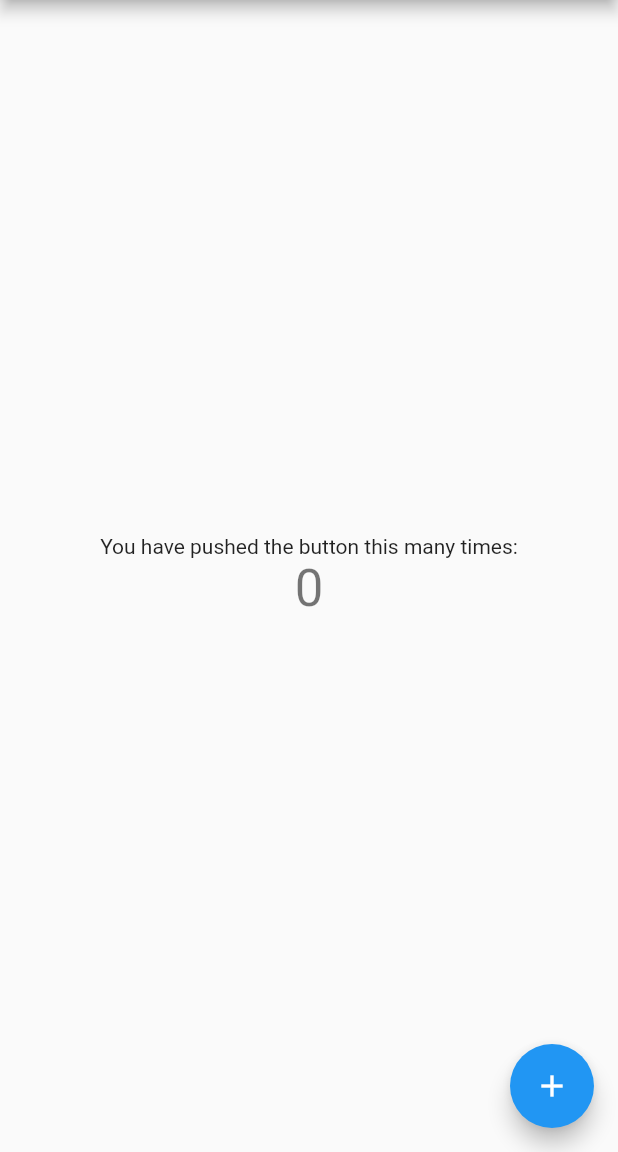
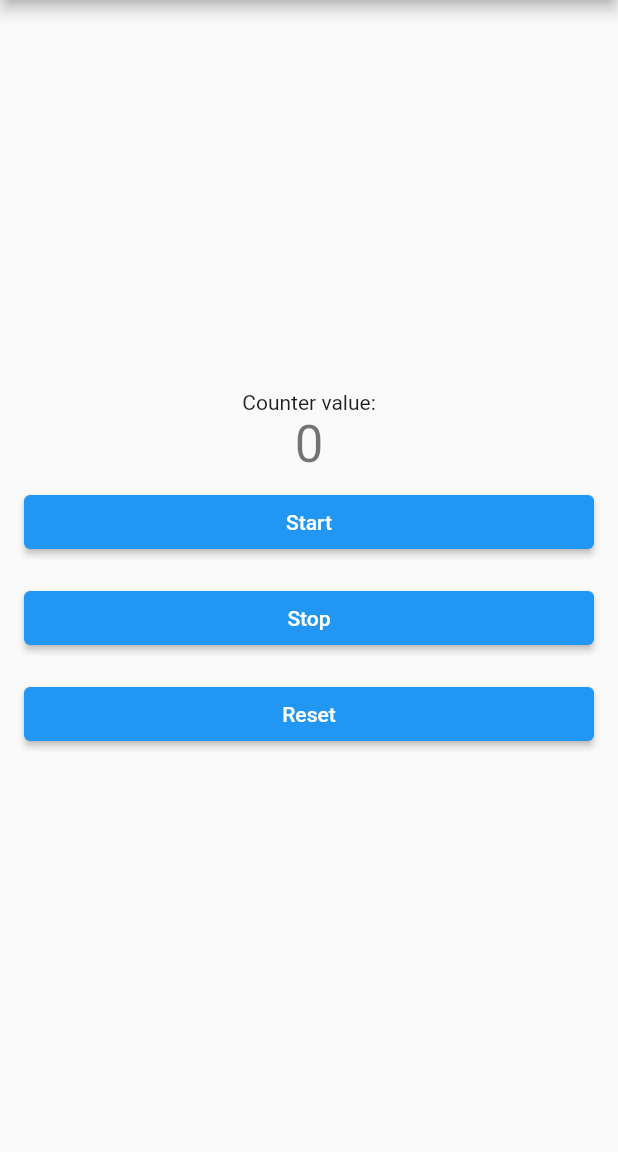
Before and after one commit to szugyi/flutterArchitecture, a Flutter app: the screen it shows after launch, on a phone screen of 412 x 824 dp, the part 84-1236 px from its top. Run offline on Flutter 3.47's test engine with Material 2 defaults, Android fonts, the phone set to English and light mode, and no system bars; our stand-ins replace rxdart.

Commit message:
Add default counter impl with rxDart

```diff
--- /dev/null
+++ b/flutter_architecture/lib/data/service/counter_service_impl.dart
@@ -0,0 +1,37 @@
+import 'dart:async';
+
+import 'package:flutter_architecture/domain/action/counter_action.dart';
+import 'package:flutter_architecture/domain/store/counter_store.dart';
+import 'package:rxdart/rxdart.dart';
+
+class CounterServiceImpl implements CounterAction, CounterStore {
+  var _timer;
+  var _counter = BehaviorSubject.seeded(0);
+
+  @override
+  Stream<int> get() {
+    return _counter;
+  }
+
+  @override
+  Future<void> reset() async {
+    _counter.value = 0;
+  }
+
+  @override
+  Future<void> start() async {
+    stop();
+
+    _timer = Timer.periodic(Duration(seconds: 1), (timer) {
+      _counter.value++;
+    });
+  }
+
+  @override
+  Future<void> stop() async {
+    if (_timer != null) {
+      _timer.cancel();
+      _timer = null;
+    }
+  }
+}
--- /dev/null
+++ b/flutter_architecture/lib/domain/action/counter_action.dart
@@ -0,0 +1,7 @@
+abstract class CounterAction {
+  Future<void> start();
+
+  Future<void> stop();
+
+  Future<void> reset();
+}
--- /dev/null
+++ b/flutter_architecture/lib/domain/store/counter_store.dart
@@ -0,0 +1,3 @@
+abstract class CounterStore {
+  Stream<int> get();
+}
--- a/flutter_architecture/lib/main.dart
+++ b/flutter_architecture/lib/main.dart
@@ -1,117 +1,20 @@
 import 'package:flutter/material.dart';
+import 'package:flutter_architecture/ui/home.dart';
 
 void main() {
   runApp(MyApp());
 }
 
 class MyApp extends StatelessWidget {
-  // This widget is the root of your application.
   @override
   Widget build(BuildContext context) {
     return MaterialApp(
       title: 'Flutter Demo',
       theme: ThemeData(
-        // This is the theme of your application.
-        //
-        // Try running your application with "flutter run". You'll see the
-        // application has a blue toolbar. Then, without quitting the app, try
-        // changing the primarySwatch below to Colors.green and then invoke
-        // "hot reload" (press "r" in the console where you ran "flutter run",
-        // or simply save your changes to "hot reload" in a Flutter IDE).
-        // Notice that the counter didn't reset back to zero; the application
-        // is not restarted.
         primarySwatch: Colors.blue,
-        // This makes the visual density adapt to the platform that you run
-        // the app on. For desktop platforms, the controls will be smaller and
-        // closer together (more dense) than on mobile platforms.
         visualDensity: VisualDensity.adaptivePlatformDensity,
       ),
-      home: MyHomePage(title: 'Flutter Demo Home Page'),
+      home: HomeScreen(title: 'Flutter Demo Home Page'),
     );
   }
 }
-
-class MyHomePage extends StatefulWidget {
-  MyHomePage({Key key, this.title}) : super(key: key);
-
-  // This widget is the home page of your application. It is stateful, meaning
-  // that it has a State object (defined below) that contains fields that affect
-  // how it looks.
-
-  // This class is the configuration for the state. It holds the values (in this
-  // case the title) provided by the parent (in this case the App widget) and
-  // used by the build method of the State. Fields in a Widget subclass are
-  // always marked "final".
-
-  final String title;
-
-  @override
-  _MyHomePageState createState() => _MyHomePageState();
-}
-
-class _MyHomePageState extends State<MyHomePage> {
-  int _counter = 0;
-
-  void _incrementCounter() {
-    setState(() {
-      // This call to setState tells the Flutter framework that something has
-      // changed in this State, which causes it to rerun the build method below
-      // so that the display can reflect the updated values. If we changed
-      // _counter without calling setState(), then the build method would not be
-      // called again, and so nothing would appear to happen.
-      _counter++;
-    });
-  }
-
-  @override
-  Widget build(BuildContext context) {
-    // This method is rerun every time setState is called, for instance as done
-    // by the _incrementCounter method above.
-    //
-    // The Flutter framework has been optimized to make rerunning build methods
-    // fast, so that you can just rebuild anything that needs updating rather
-    // than having to individually change instances of widgets.
-    return Scaffold(
-      appBar: AppBar(
-        // Here we take the value from the MyHomePage object that was created by
-        // the App.build method, and use it to set our appbar title.
-        title: Text(widget.title),
-      ),
-      body: Center(
-        // Center is a layout widget. It takes a single child and positions it
-        // in the middle of the parent.
-        child: Column(
-          // Column is also a layout widget. It takes a list of children and
-          // arranges them vertically. By default, it sizes itself to fit its
-          // children horizontally, and tries to be as tall as its parent.
-          //
-          // Invoke "debug painting" (press "p" in the console, choose the
-          // "Toggle Debug Paint" action from the Flutter Inspector in Android
-          // Studio, or the "Toggle Debug Paint" command in Visual Studio Code)
-          // to see the wireframe for each widget.
-          //
-          // Column has various properties to control how it sizes itself and
-          // how it positions its children. Here we use mainAxisAlignment to
-          // center the children vertically; the main axis here is the vertical
-          // axis because Columns are vertical (the cross axis would be
-          // horizontal).
-          mainAxisAlignment: MainAxisAlignment.center,
-          children: <Widget>[
-            Text(
-              'You have pushed the button this many times:',
-            ),
-            Text(
-              '$_counter',
-              style: Theme.of(context).textTheme.headline4,
-            ),
-          ],
-        ),
-      ),
-      floatingActionButton: FloatingActionButton(
-        onPressed: _incrementCounter,
-        tooltip: 'Increment',
-        child: Icon(Icons.add),
-      ), // This trailing comma makes auto-formatting nicer for build methods.
-    );
-  }
-}
--- /dev/null
+++ b/flutter_architecture/lib/ui/home.dart
@@ -0,0 +1,90 @@
+import 'dart:async';
+
+import 'package:flutter/material.dart';
+import 'package:flutter_architecture/data/service/counter_service_impl.dart';
+
+class HomeScreen extends StatefulWidget {
+  HomeScreen({Key key, this.title}) : super(key: key);
+
+  final String title;
+
+  @override
+  _HomeScreenState createState() => _HomeScreenState();
+}
+
+class _HomeScreenState extends State<HomeScreen> {
+  var _counterService = CounterServiceImpl();
+  StreamSubscription _subscription;
+  int _counter = 0;
+
+  @override
+  void initState() {
+    super.initState();
+
+    _subscription = _counterService.get().listen((count) {
+      setState(() {
+        _counter = count;
+      });
+    });
+  }
+
+  @override
+  void dispose() {
+    super.dispose();
+    _subscription.cancel();
+  }
+
+  void _startCounter() async {
+    _counterService.start();
+  }
+
+  void _stopCounter() async {
+    _counterService.stop();
+  }
+
+  void _resetCounter() async {
+    _counterService.reset();
+  }
+
+  @override
+  Widget build(BuildContext context) {
+    return Scaffold(
+      appBar: AppBar(
+        title: Text(widget.title),
+      ),
+      body: Column(
+        mainAxisAlignment: MainAxisAlignment.center,
+        children: <Widget>[
+          Text(
+            'Counter value:',
+          ),
+          Text(
+            '$_counter',
+            style: Theme.of(context).textTheme.headline4,
+          ),
+          Row(children: [
+            Expanded(
+                child: Padding(
+                    padding: EdgeInsets.fromLTRB(16, 8, 16, 8),
+                    child: ElevatedButton(
+                        onPressed: _startCounter, child: Text("Start"))))
+          ]),
+          Row(children: [
+            Expanded(
+                child: Padding(
+                    padding: EdgeInsets.fromLTRB(16, 8, 16, 8),
+                    child: ElevatedButton(
+                        onPressed: _stopCounter, child: Text("Stop"))))
+          ]),
+          Row(children: [
+            Expanded(
+                child: Padding(
+                    padding: EdgeInsets.fromLTRB(16, 8, 16, 8),
+                    child: ElevatedButton(
+                        onPressed: _resetCounter, child: Text("Reset"))))
+          ]),
+        ],
+      ),
+    );
+  }
+}
--- a/flutter_architecture/pubspec.yaml
+++ b/flutter_architecture/pubspec.yaml
@@ -23,11 +23,12 @@ environment:
 dependencies:
   flutter:
     sdk: flutter
+  rxdart: 0.24.1
 
 
   # The following adds the Cupertino Icons font to your application.
   # Use with the CupertinoIcons class for iOS style icons.
-  cupertino_icons: ^1.0.0
+  cupertino_icons: 1.0.0
 
 dev_dependencies:
   flutter_test:
```
Also changed, not shown: flutter_architecture/pubspec.lock.
